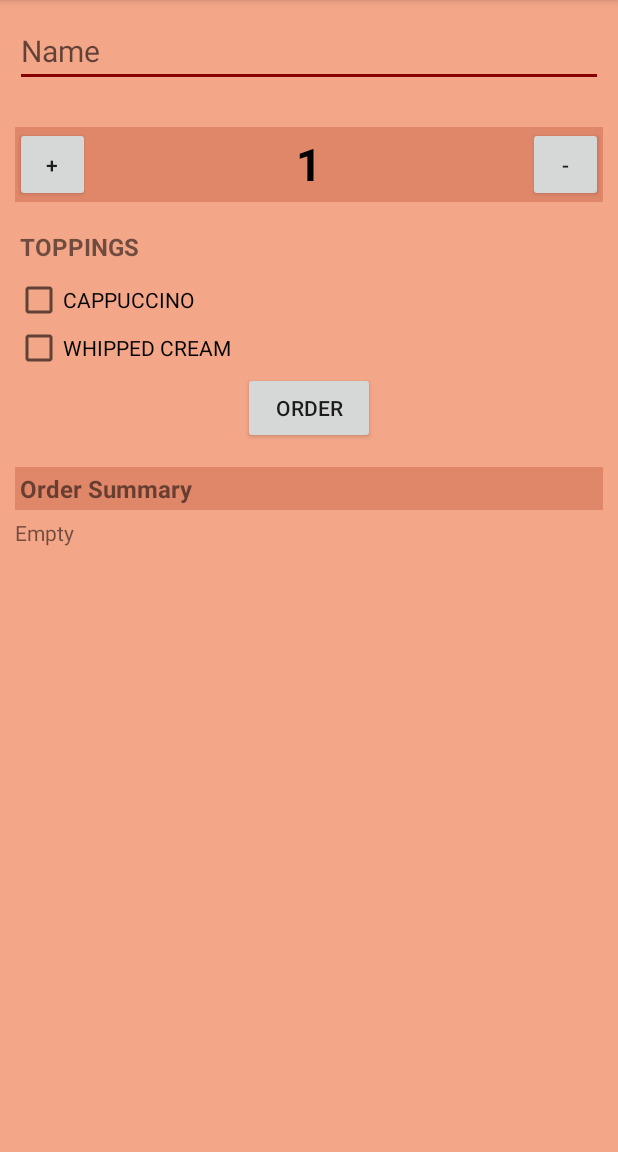
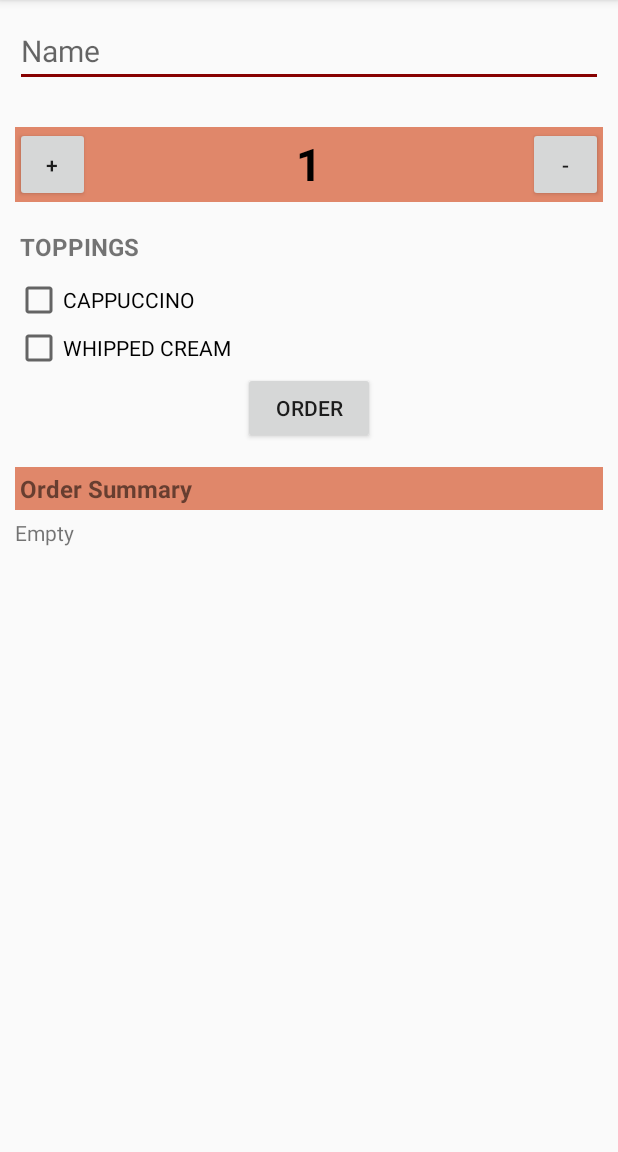
Before and after one commit to adityagalande/android-coffeeOrder, an Android app: the screen it shows after launch (MainActivity), on a phone screen of 412 x 824 dp, the part 84-1236 px from its top. Run offline under Robolectric (Android 15) with nearby library versions, the phone set to English and light mode, and no system bars.

Commit message:
activity_main.xml

```diff
--- a/app/src/main/res/layout/activity_main.xml
+++ b/app/src/main/res/layout/activity_main.xml
@@ -4,7 +4,6 @@
     xmlns:tools="http://schemas.android.com/tools"
     android:layout_width="match_parent"
     android:layout_height="match_parent"
-    android:background="#f4a688"
     tools:context=".MainActivity">
 
     <ScrollView
```
